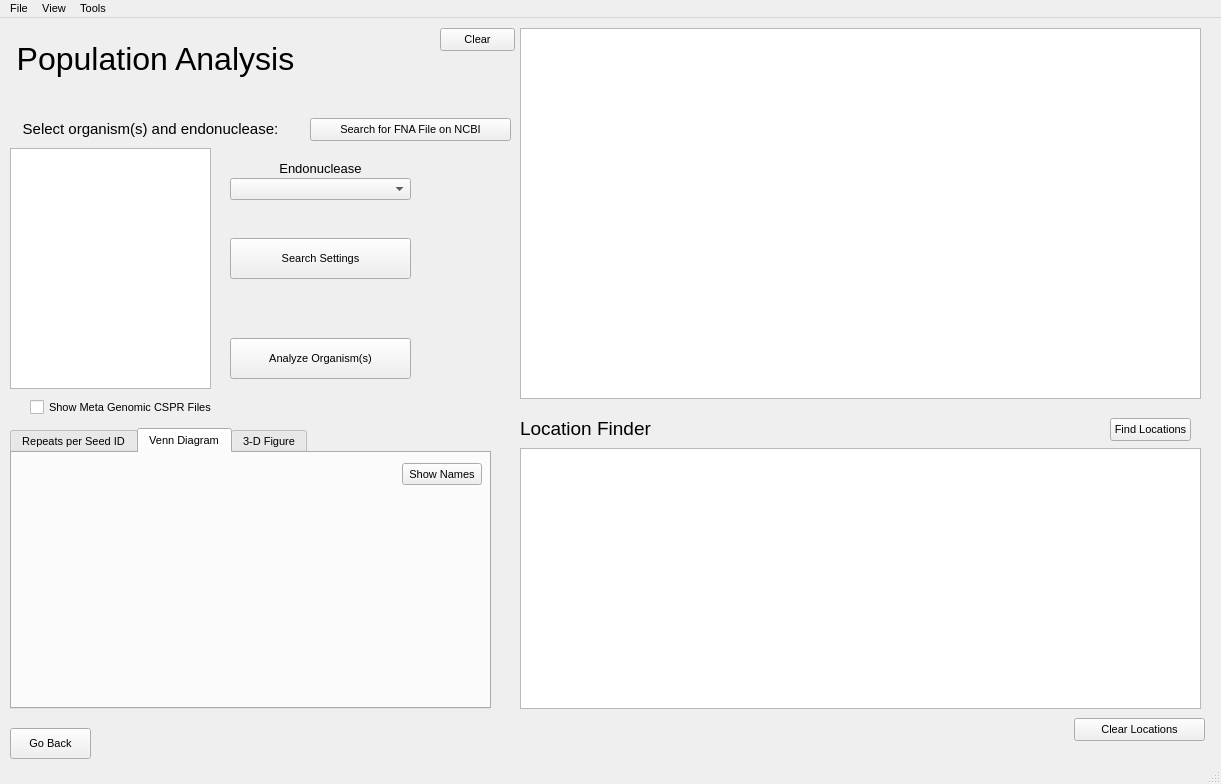
This is populationanalysis.ui in TrinhLab/CASPERapp as Qt 5 draws it before an edit. The edited form follows.
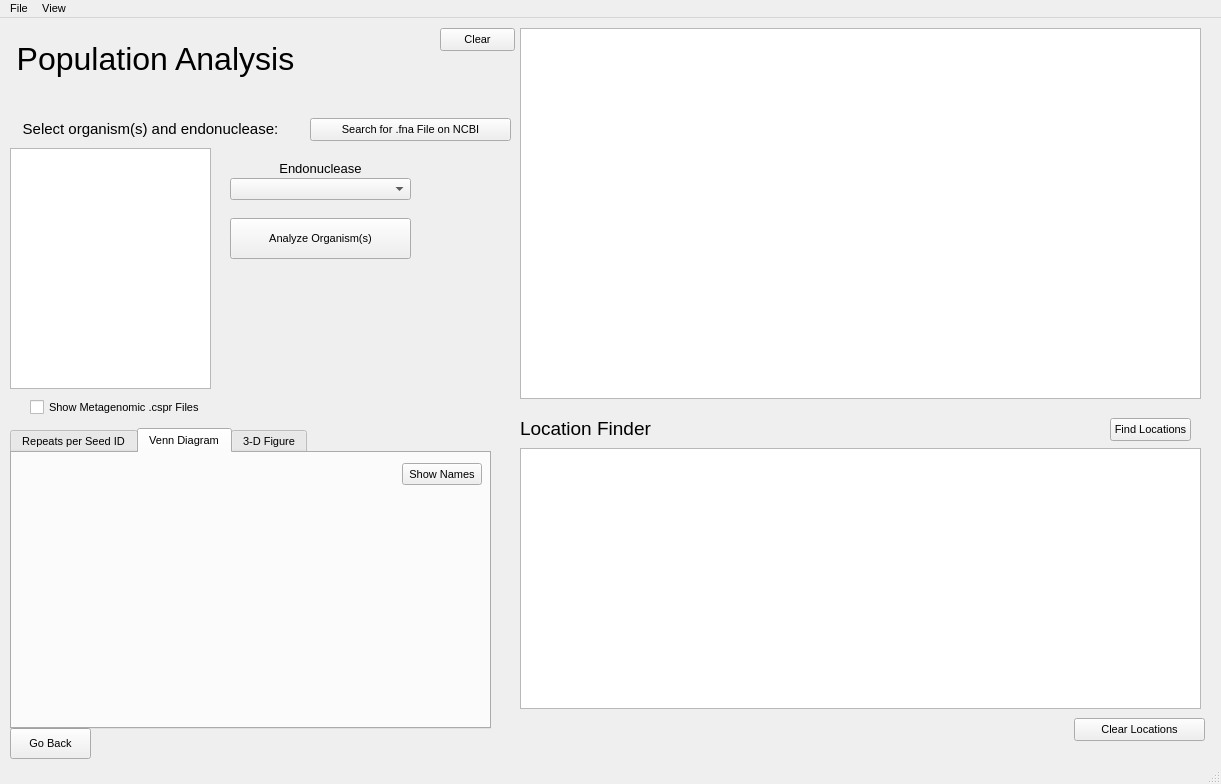
This is the edited form. Custom widgets are drawn as their Qt base class.

Commit message: numerous tweaks for pop analysis and closing window. see google docs for specifics

Patch:
```diff
--- a/populationanalysis.ui
+++ b/populationanalysis.ui
@@ -89,24 +89,11 @@
      <string>Find Locations</string>
     </property>
    </widget>
-   <widget class="QPushButton" name="pushButton_4">
-    <property name="geometry">
-     <rect>
-      <x>230</x>
-      <y>220</y>
-      <width>181</width>
-      <height>41</height>
-     </rect>
-    </property>
-    <property name="text">
-     <string>Search Settings</string>
-    </property>
-   </widget>
    <widget class="QPushButton" name="analyze_button">
     <property name="geometry">
      <rect>
       <x>230</x>
-      <y>320</y>
+      <y>200</y>
       <width>181</width>
       <height>41</height>
      </rect>
@@ -181,7 +168,7 @@
       <x>10</x>
       <y>410</y>
       <width>481</width>
-      <height>281</height>
+      <height>301</height>
      </rect>
     </property>
     <property name="currentIndex">
@@ -286,7 +273,7 @@
      </rect>
     </property>
     <property name="text">
-     <string>Search for FNA File on NCBI</string>
+     <string>Search for .fna File on NCBI</string>
     </property>
    </widget>
    <widget class="QCheckBox" name="meta_genomic_cspr_checkbox">
@@ -299,7 +286,7 @@
      </rect>
     </property>
     <property name="text">
-     <string>Show Meta Genomic CSPR Files</string>
+     <string>Show Metagenomic .cspr Files</string>
     </property>
    </widget>
    <widget class="QPushButton" name="clear_loc_button">
@@ -335,15 +322,8 @@
      <string>View</string>
     </property>
    </widget>
-   <widget class="QMenu" name="menuTools">
-    <property name="title">
-     <string>Tools</string>
-    </property>
-    <addaction name="actionMetaGenome_Parser"/>
-   </widget>
    <addaction name="menuFile"/>
    <addaction name="menuView"/>
-   <addaction name="menuTools"/>
   </widget>
   <widget class="QStatusBar" name="statusbar"/>
   <action name="actionMetaGenome_Parser">
```
The commit also changes 5 other files.
